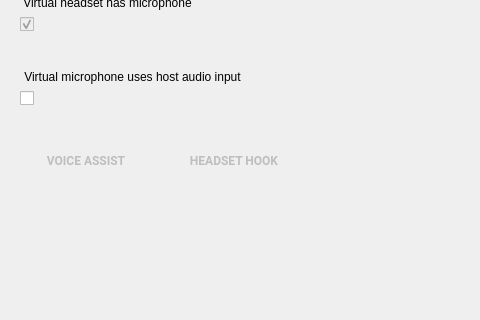
This is android/android-emu/android/skin/qt/extended-pages/microphone-page.ui in aosp-mirror/platform_external_qemu as Qt 5 draws it before an edit; both pictures show x 0 to 480 and y 100 to 420 of the 622 by 580 pixel window. The edited form follows.
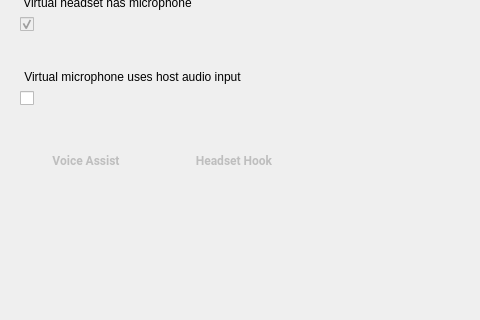
This is the edited form. Custom widgets are drawn as their Qt base class.

Diff of the .ui file:
```diff
--- a/android/android-emu/android/skin/qt/extended-pages/microphone-page.ui
+++ b/android/android-emu/android/skin/qt/extended-pages/microphone-page.ui
@@ -130,7 +130,7 @@
     </font>
    </property>
    <property name="text">
-    <string>VOICE ASSIST</string>
+    <string>Voice Assist</string>
    </property>
    <property name="flat">
     <bool>true</bool>
@@ -162,7 +162,7 @@
     </font>
    </property>
    <property name="text">
-    <string>HEADSET HOOK</string>
+    <string>Headset Hook</string>
    </property>
    <property name="flat">
     <bool>true</bool>
```
